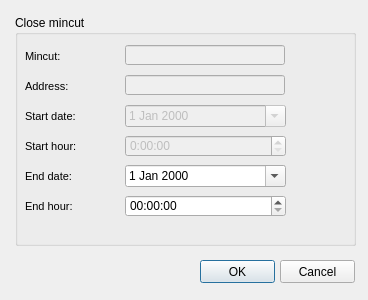
Qt form ui/mincut_fin.ui (Giswater/giswater_qgis_plugin) before a commit.
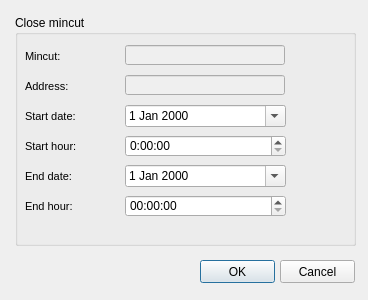
The same form after that commit.

Commit message: Dates added from mincut_fin dialog to mincut dialog.

```diff
--- a/ui/mincut_fin.ui
+++ b/ui/mincut_fin.ui
@@ -220,7 +220,7 @@
    </widget>
    <widget class="QTimeEdit" name="cbx_hours_start_fin">
     <property name="enabled">
-     <bool>false</bool>
+     <bool>true</bool>
     </property>
     <property name="geometry">
      <rect>
@@ -361,7 +361,7 @@
    </widget>
    <widget class="QDateEdit" name="cbx_date_start_fin">
     <property name="enabled">
-     <bool>false</bool>
+     <bool>true</bool>
     </property>
     <property name="geometry">
      <rect>
```
The commit also changes 2 other files.
